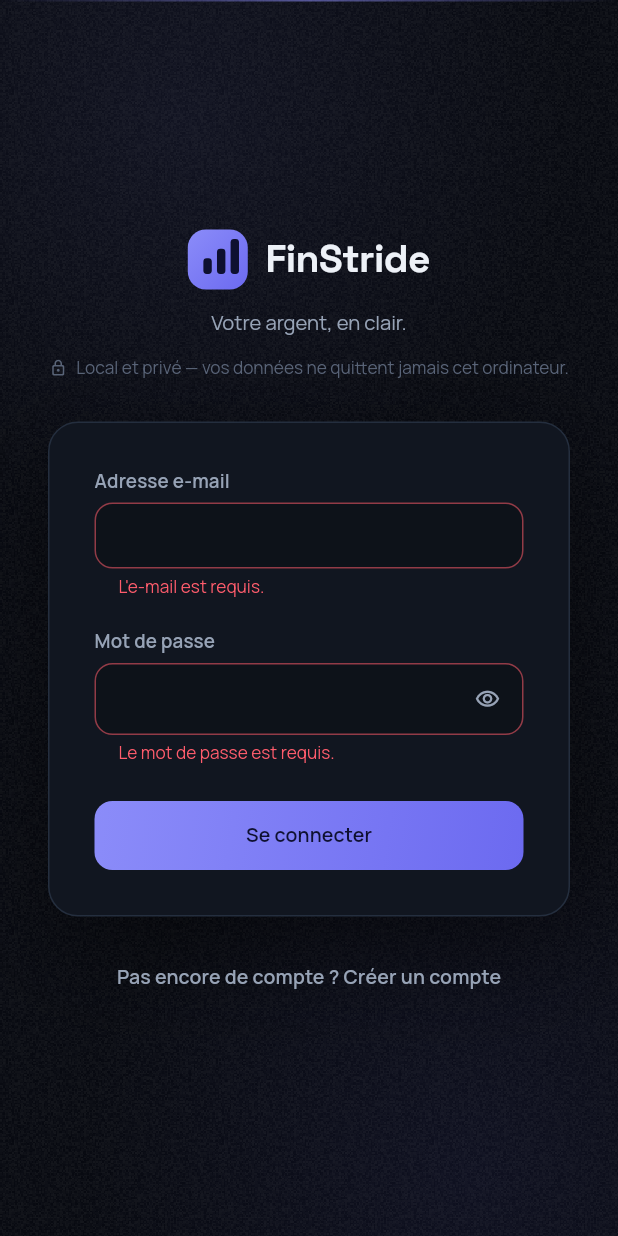
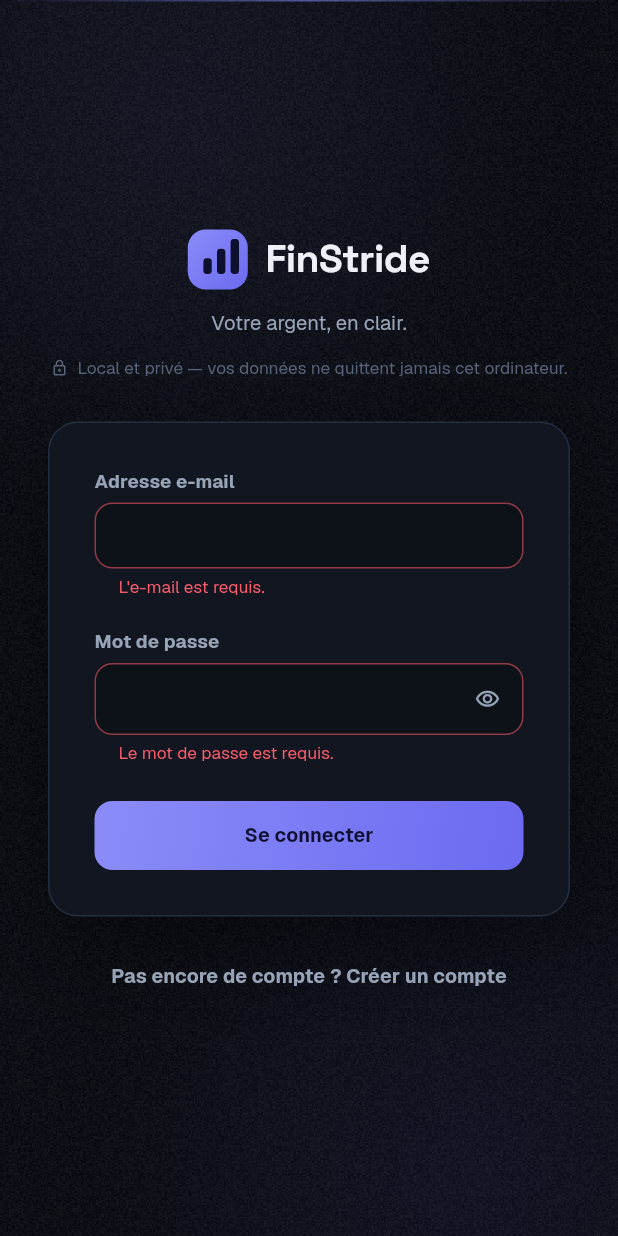
Before and after one commit to opierre/Bastide, a Flutter app: the screen it shows after launch, after a tap on "Se connecter", on a phone screen of 412 x 824 dp. Run offline on Flutter 3.47's test engine with Material 3 defaults, Android fonts, the phone set to English and light mode, and no system bars; our stand-ins replace flutter_riverpod, flutter_secure_storage, go_router; missing offline and left inert: desktop_drop, file_selector; project files that could hold a hidden picture were left out.

Commit message:
feat(theme): set Geist as the UI family
Manrope's wide, open counters cost width at the 11.5-14px the interface
lives at, which French labels — 15-20% longer than their English
counterparts — don't have to spare; Geist is narrower and its flat-sided
figures hold an amount column better under tnum. Geist ships as a
variable font only, so the three statics beside it were instanced at
400/600/700 to keep call sites on fontWeight alone. The Manrope assets go
with it.

Co-Authored-By: Claude Opus 5 <noreply@anthropic.com>

```diff
--- a/frontend/assets/fonts/Manrope/OFL.txt
+++ b/frontend/assets/fonts/Geist/OFL.txt
@@ -1,4 +1,4 @@
-Copyright 2018 The Manrope Project Authors (https://github.com/sharanda/manrope)
+Copyright 2024 The Geist Project Authors (https://github.com/vercel/geist-font.git)
 
 This Font Software is licensed under the SIL Open Font License, Version 1.1.
 This license is copied below, and is also available with a FAQ at:
--- a/frontend/lib/core/theme/app_theme.dart
+++ b/frontend/lib/core/theme/app_theme.dart
@@ -36,7 +36,7 @@ ThemeData _buildDarkTheme() {
     colorScheme: colorScheme,
     scaffoldBackgroundColor: AppColors.surfaceBase,
     canvasColor: AppColors.surfaceOverlay,
-    fontFamily: AppFonts.manrope,
+    fontFamily: AppFonts.geist,
     textTheme: textTheme,
     // Desktop-first: tighter than Material's touch defaults. The spec allows no
     // data-view animation, so the ripple is suppressed in favour of the instant
@@ -283,8 +283,8 @@ ButtonStyle _textButtonStyle(TextTheme textTheme) => ButtonStyle(
 /// The type scale from `docs/design/00` §Typography.
 ///
 /// Space Grotesk 700 carries the display role — wordmark, panel titles, headline
-/// amounts, ring values — and Manrope everything else. The split is by *role*,
-/// not by size, so a 14px card title stays Manrope while an 18px panel title is
+/// amounts, ring values — and Geist everything else. The split is by *role*,
+/// not by size, so a 14px card title stays Geist while an 18px panel title is
 /// Space Grotesk.
 TextTheme _appTextTheme() {
   const base = TextTheme();
@@ -324,7 +324,7 @@ abstract final class AppTextStyles {
   /// 10px uppercase section label. Uppercase at the usage site, not here, so
   /// the localized string stays intact for screen readers.
   static const sectionLabel = TextStyle(
-    fontFamily: AppFonts.manrope,
+    fontFamily: AppFonts.geist,
     fontSize: 10,
     fontWeight: FontWeight.w600,
     letterSpacing: 1.3,
@@ -333,7 +333,7 @@ abstract final class AppTextStyles {
 
   /// Field helper / validation line.
   static const helper = TextStyle(
-    fontFamily: AppFonts.manrope,
+    fontFamily: AppFonts.geist,
     fontSize: 11.5,
     fontWeight: FontWeight.w400,
     height: 1.4,
@@ -364,7 +364,7 @@ TextStyle _ui(
   double tracking = 0,
   double? height,
 }) => TextStyle(
-  fontFamily: AppFonts.manrope,
+  fontFamily: AppFonts.geist,
   fontSize: size,
   fontWeight: weight,
   letterSpacing: tracking,
--- a/frontend/lib/core/theme/tokens.dart
+++ b/frontend/lib/core/theme/tokens.dart
@@ -260,7 +260,13 @@ abstract final class AppMotion {
 
 abstract final class AppFonts {
   /// UI family: 400 body, 600 emphasis/labels, 700 headings.
-  static const manrope = 'Manrope';
+  ///
+  /// Geist rather than the spec's original Manrope (amended): at the 11.5–14px
+  /// the interface actually lives at, Manrope's wide, open counters cost width
+  /// that French labels — 15–20% longer than their English counterparts —
+  /// don't have to spare. Geist is narrower and lower-contrast, and its
+  /// flat-sided figures hold a column of amounts better under `tnum`.
+  static const geist = 'Geist';
 
   /// Display family, 700 only: wordmark, panel titles, headline amounts.
   static const spaceGrotesk = 'Space Grotesk';
--- a/frontend/lib/core/widgets/monogram_avatar.dart
+++ b/frontend/lib/core/widgets/monogram_avatar.dart
@@ -63,7 +63,7 @@ class MonogramAvatar extends StatelessWidget {
           fontWeight: FontWeight.w700,
           fontSize: size * 0.36,
           letterSpacing: 0.2,
-          fontFamily: AppFonts.manrope,
+          fontFamily: AppFonts.geist,
         ),
       ),
     );
@@ -96,7 +96,7 @@ class UserMonogram extends StatelessWidget {
           fontWeight: FontWeight.w700,
           fontSize: size * 0.36,
           letterSpacing: 0.2,
-          fontFamily: AppFonts.manrope,
+          fontFamily: AppFonts.geist,
         ),
       ),
     );
```
Also changed, not shown: frontend/pubspec.yaml (+10 -5 lines), frontend/assets/fonts/Geist/Geist-VariableFont_wght.ttf (added), frontend/assets/fonts/Geist/static/Geist-Bold.ttf (added), frontend/assets/fonts/Geist/static/Geist-Regular.ttf (added), frontend/assets/fonts/Geist/static/Geist-SemiBold.ttf (added), frontend/assets/fonts/Manrope/Manrope-VariableFont_wght.ttf (deleted), frontend/assets/fonts/Manrope/README.txt (deleted), frontend/assets/fonts/Manrope/static/Manrope-Bold.ttf (deleted), frontend/assets/fonts/Manrope/static/Manrope-ExtraBold.ttf (deleted), frontend/assets/fonts/Manrope/static/Manrope-ExtraLight.ttf (deleted), frontend/assets/fonts/Manrope/static/Manrope-Light.ttf (deleted), frontend/assets/fonts/Manrope/static/Manrope-Medium.ttf (deleted), frontend/assets/fonts/Manrope/static/Manrope-Regular.ttf (deleted), frontend/assets/fonts/Manrope/static/Manrope-SemiBold.ttf (deleted), 2 other files.
